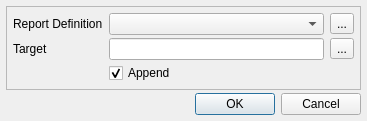
copasi/COPASI, file copasi/UI/CQReportDefinitionSelect.ui: the form before one commit.
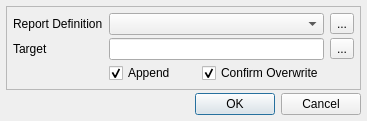
The form after the commit.

Commit message: - add option to confirm the report to be overwritten, if specified by the UI

Patch:
```diff
--- a/copasi/UI/CQReportDefinitionSelect.ui
+++ b/copasi/UI/CQReportDefinitionSelect.ui
@@ -79,6 +79,9 @@
        <widget class="QLineEdit" name="mpEditTarget"/>
       </item>
       <item row="2" column="1">
+
+    <layout class="QHBoxLayout">
+     <item>
        <widget class="QCheckBox" name="mpCheckAppend">
         <property name="text">
          <string>Append</string>
@@ -87,7 +90,21 @@
          <bool>true</bool>
         </property>
        </widget>
+     </item>
+     <item>
+       <widget class="QCheckBox" name="mpCheckConfirmOverwrite">
+        <property name="text">
+         <string>Confirm Overwrite</string>
+        </property>
+        <property name="checked">
+         <bool>true</bool>
+        </property>
+       </widget>
       </item>
+
+            </layout>
+            </item>
+
       <item row="0" column="2">
        <widget class="QToolButton" name="mpBtnEdit">
         <property name="text">
```
Left out of the diff: 1 changed line with no effect on the pictures. The commit also changes 9 other files.
